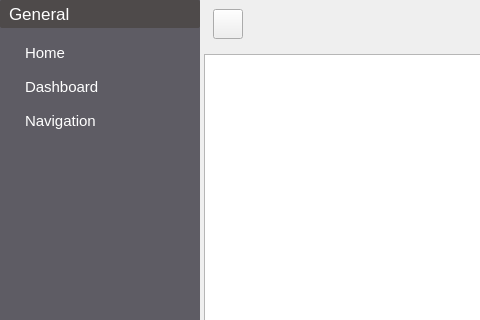
First picture: the form in rover_gui/ui/main_window.ui, repository robotique-udes/rover, before the edit; both pictures show x 0 to 480 and y 0 to 320 of the 946 by 755 pixel window.
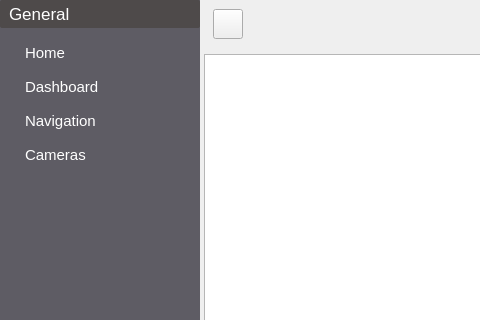
Second picture: the form after the edit. Icons and pictures are not drawn.

Patch:
```diff
--- a/rover_gui/ui/main_window.ui
+++ b/rover_gui/ui/main_window.ui
@@ -170,6 +170,13 @@
               </property>
              </widget>
             </item>
+            <item>
+             <widget class="QPushButton" name="pb_cameras">
+              <property name="text">
+               <string>Cameras</string>
+              </property>
+             </widget>
+            </item>
             <item>
              <spacer name="verticalSpacer">
               <property name="orientation">
```
Left out of the diff: 4 changed lines with no effect on the pictures.
